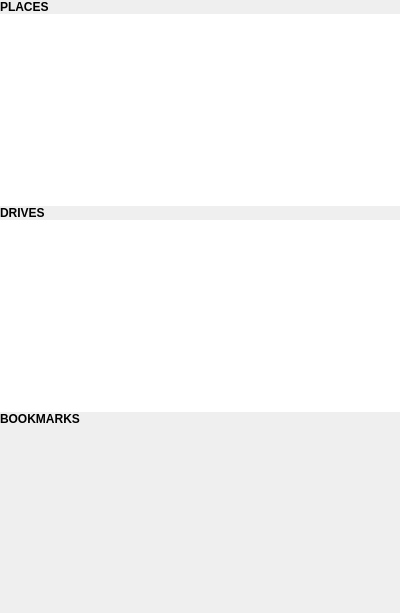
Old version of the form libthefile/sidebar/sidebar.ui in the repository theCheeseboard/thefile.
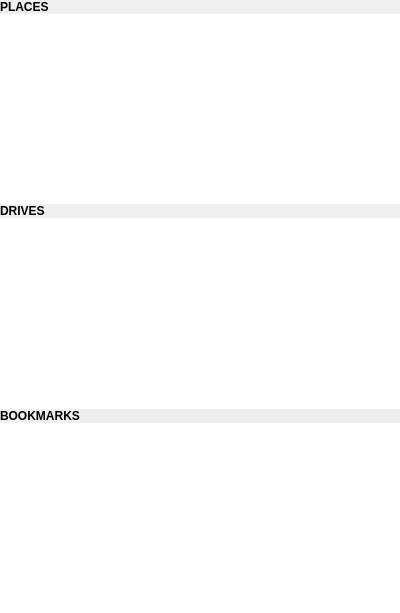
New version of the form.

The edit to the form file:
```diff
--- a/libthefile/sidebar/sidebar.ui
+++ b/libthefile/sidebar/sidebar.ui
@@ -109,6 +109,12 @@
        </item>
        <item>
         <widget class="QListView" name="devicesView">
+         <property name="sizePolicy">
+          <sizepolicy hsizetype="Expanding" vsizetype="Preferred">
+           <horstretch>0</horstretch>
+           <verstretch>0</verstretch>
+          </sizepolicy>
+         </property>
          <property name="contextMenuPolicy">
           <enum>Qt::CustomContextMenu</enum>
          </property>
@@ -134,17 +140,14 @@
         </widget>
        </item>
        <item>
-        <spacer name="verticalSpacer">
-         <property name="orientation">
-          <enum>Qt::Vertical</enum>
+        <widget class="QListView" name="bookmarksView">
+         <property name="contextMenuPolicy">
+          <enum>Qt::CustomContextMenu</enum>
          </property>
-         <property name="sizeHint" stdset="0">
-          <size>
-           <width>20</width>
-           <height>40</height>
-          </size>
+         <property name="frameShape">
+          <enum>QFrame::NoFrame</enum>
          </property>
-        </spacer>
+        </widget>
        </item>
       </layout>
      </widget>
```
